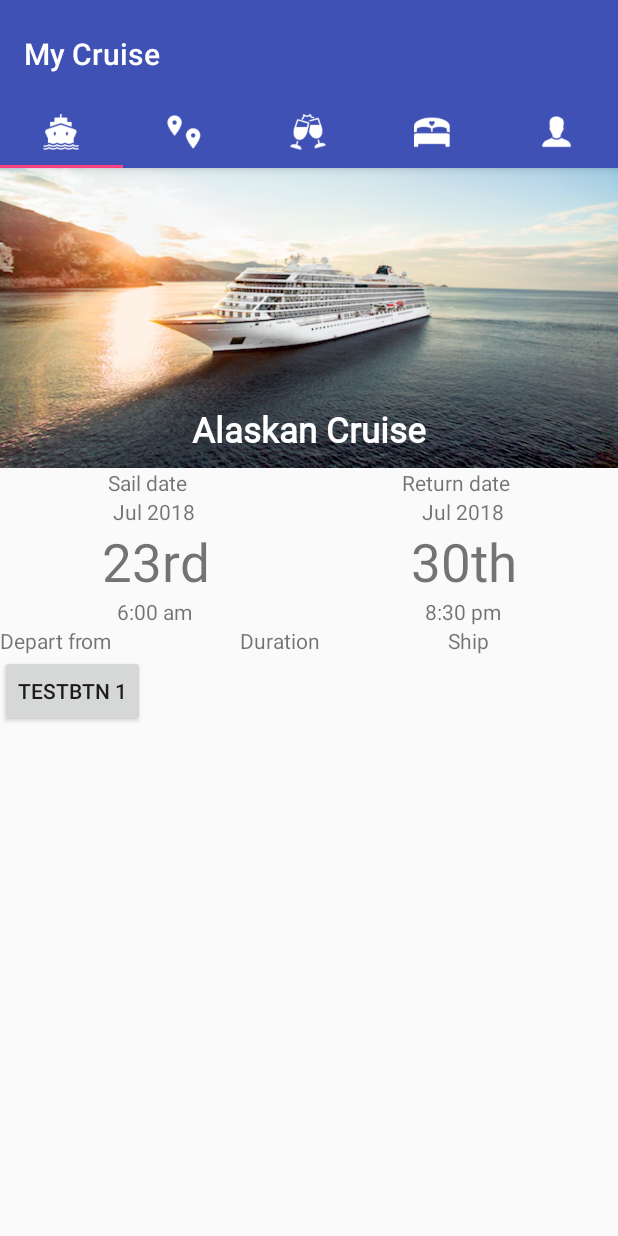
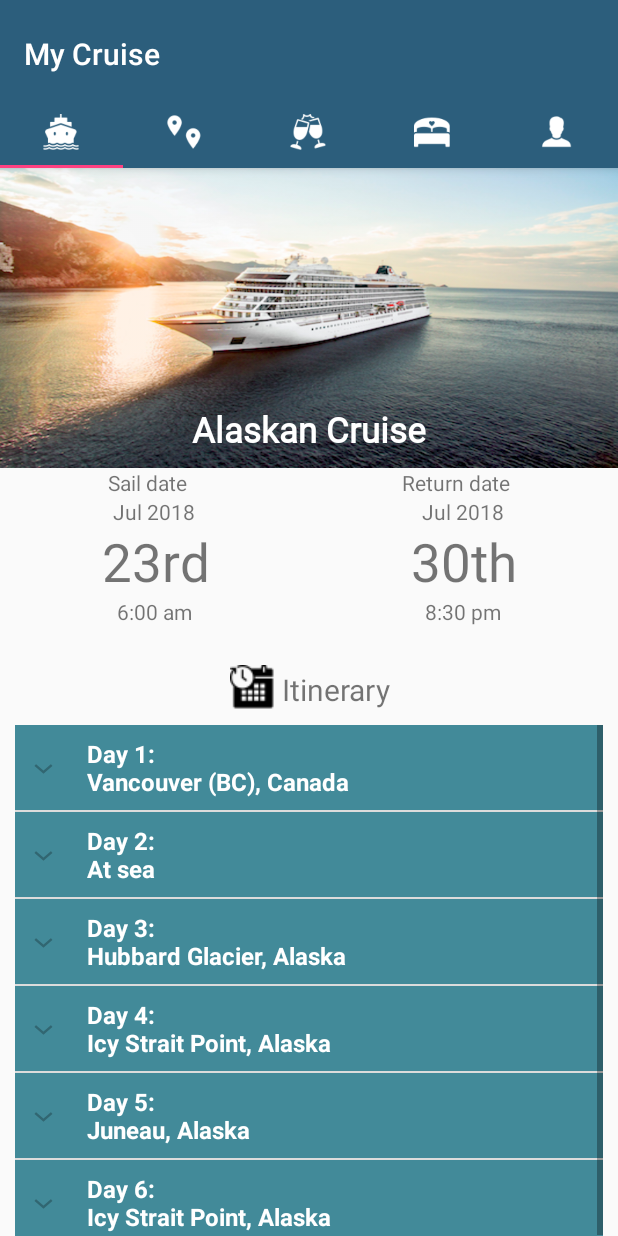
Before and after one commit to CaoPhiHung/douglas_mobile_dev, an Android app: the CruiseFragment screen opened directly, with no data from a screen before it, on a phone screen of 412 x 824 dp. Run offline under Robolectric (Android 15) with nearby library versions, the phone set to English and light mode, and no system bars; 3 statements that could not run were skipped.

Commit message:
Main page - Add itinerary

```diff
--- a/app/src/main/java/com/project/activities/CruiseFragment.java
+++ b/app/src/main/java/com/project/activities/CruiseFragment.java
@@ -3,11 +3,20 @@ package com.project.activities;
 import android.os.Bundle;
 import android.support.annotation.Nullable;
 import android.support.v4.app.Fragment;
+import android.text.Spannable;
+import android.text.SpannableString;
+import android.text.style.ImageSpan;
 import android.view.LayoutInflater;
 import android.view.View;
 import android.view.ViewGroup;
 import android.widget.Button;
+import android.widget.ExpandableListView;
+import android.widget.TextView;
 import android.widget.Toast;
+
+import java.util.ArrayList;
+import java.util.HashMap;
+import java.util.List;
 
 /**
  * Created by 300284134 on 6/25/2018.
@@ -16,21 +25,81 @@ import android.widget.Toast;
 public class CruiseFragment extends Fragment{
     private static final String TAG = "CruiseFragment";
 
-    private Button btnTEST;
+    private ExpandableListView listView;
+    private ExpandableListAdapter listAdapter;
+    private List<String> listDataHeader;
+    private HashMap<String,List<String>> listHash;
 
     @Nullable
     @Override
     public View onCreateView(LayoutInflater inflater, @Nullable ViewGroup container, @Nullable Bundle savedInstanceState) {
         View view = inflater.inflate(R.layout.fragment_cruise,container,false);
-        btnTEST = (Button) view.findViewById(R.id.btnTEST);
+        TextView title = view.findViewById(R.id.myItinerary);
 
-        btnTEST.setOnClickListener(new View.OnClickListener() {
-            @Override
-            public void onClick(View view) {
-                Toast.makeText(getActivity(), "TESTING BUTTON CLICK 1",Toast.LENGTH_SHORT).show();
-            }
-        });
+        Spannable label = new SpannableString("  Itinerary");
+        label.setSpan(new ImageSpan(view.getContext(), R.drawable.schedule,
+                ImageSpan.ALIGN_BOTTOM), 0, 1, Spannable.SPAN_EXCLUSIVE_EXCLUSIVE);
+        title.setText(label);
+
+//        title.setCompoundDrawablesWithIntrinsicBounds(R.drawable.schedule, 0, 0, 0);
+
+        listView = (ExpandableListView)view.findViewById(R.id.lvExp);
+        initData();
+        listAdapter = new ExpandableListAdapter(view.getContext(),listDataHeader,listHash);
+        listView.setAdapter(listAdapter);
 
         return view;
     }
+
+    private void initData() {
+        listDataHeader = new ArrayList<>();
+        listHash = new HashMap<>();
+
+        listDataHeader.add("Day 1:\nVancouver (BC), Canada");
+        listDataHeader.add("Day 2:\nAt sea");
+        listDataHeader.add("Day 3:\nHubbard Glacier, Alaska");
+        listDataHeader.add("Day 4:\nIcy Strait Point, Alaska");
+        listDataHeader.add("Day 5:\nJuneau, Alaska");
+        listDataHeader.add("Day 6:\nIcy Strait Point, Alaska");
+        listDataHeader.add("Day 7:\nAt sea");
+        listDataHeader.add("Day 8:\nVancouver (BC), Canada");
+
+        List<String> day1 = new ArrayList<>();
+        day1.add("Guest Onboard 4:00pm");
+
+        List<String> day2 = new ArrayList<>();
+
+
+        List<String> day3 = new ArrayList<>();
+        day3.add("Guest Ashore 7:00am");
+        day3.add("Guest Onboard 8:15pm");
+
+
+        List<String> day4 = new ArrayList<>();
+        day4.add("Guest Ashore 7:15am");
+        day4.add("Guest Onboard 8:00pm");
+
+        List<String> day5 = new ArrayList<>();
+        day5.add("Guest Ashore 6:45am");
+        day5.add("Guest Onboard 4:45pm");
+
+        List<String> day6 = new ArrayList<>();
+        day6.add("Guest Ashore 11:15am");
+        day6.add("Guest Onboard 7:45pm");
+
+        List<String> day7 = new ArrayList<>();
+
+        List<String> day8 = new ArrayList<>();
+        day8.add("Guest Ashore 8:00am");
+
+
+        listHash.put(listDataHeader.get(0),day1);
+        listHash.put(listDataHeader.get(1),day2);
+        listHash.put(listDataHeader.get(2),day3);
+        listHash.put(listDataHeader.get(3),day4);
+        listHash.put(listDataHeader.get(4),day5);
+        listHash.put(listDataHeader.get(5),day6);
+        listHash.put(listDataHeader.get(6),day7);
+        listHash.put(listDataHeader.get(7),day8);
+    }
 }
--- /dev/null
+++ b/app/src/main/java/com/project/activities/ExpandableListAdapter.java
@@ -0,0 +1,92 @@
+package com.project.activities;
+
+import android.content.Context;
+import android.graphics.Typeface;
+import android.view.LayoutInflater;
+import android.view.View;
+import android.view.ViewGroup;
+import android.widget.BaseExpandableListAdapter;
+import android.widget.TextView;
+
+import java.util.HashMap;
+import java.util.List;
+
+public class ExpandableListAdapter extends BaseExpandableListAdapter {
+    private Context context;
+    private List<String> listDataHeader;
+    private HashMap<String,List<String>> listHashMap;
+
+    public ExpandableListAdapter(Context context, List<String> listDataHeader, HashMap<String, List<String>> listHashMap) {
+        this.context = context;
+        this.listDataHeader = listDataHeader;
+        this.listHashMap = listHashMap;
+    }
+
+    @Override
+    public int getGroupCount() {
+        return listDataHeader.size();
+    }
+
+    @Override
+    public int getChildrenCount(int i) {
+        return listHashMap.get(listDataHeader.get(i)).size();
+    }
+
+    @Override
+    public Object getGroup(int i) {
+        return listDataHeader.get(i);
+    }
+
+    @Override
+    public Object getChild(int i, int i1) {
+        return listHashMap.get(listDataHeader.get(i)).get(i1); // i = Group Item , i1 = ChildItem
+    }
+
+    @Override
+    public long getGroupId(int i) {
+        return i;
+    }
+
+    @Override
+    public long getChildId(int i, int i1) {
+        return i1;
+    }
+
+    @Override
+    public boolean hasStableIds() {
+        return false;
+    }
+
+    @Override
+    public View getGroupView(int i, boolean b, View view, ViewGroup viewGroup) {
+        String headerTitle = (String)getGroup(i);
+        if(view == null)
+        {
+            LayoutInflater inflater = (LayoutInflater)this.context.getSystemService(Context.LAYOUT_INFLATER_SERVICE);
+            view = inflater.inflate(R.layout.list_initerary,null);
+        }
+        TextView lblListHeader = (TextView)view.findViewById(R.id.lblListHeader);
+        lblListHeader.setTypeface(null, Typeface.BOLD);
+        lblListHeader.setText(headerTitle);
+        return view;
+    }
+
+    @Override
+    public View getChildView(int i, int i1, boolean b, View view, ViewGroup viewGroup) {
+        final String childText = (String)getChild(i,i1);
+        if(view == null)
+        {
+            LayoutInflater inflater = (LayoutInflater)this.context.getSystemService(Context.LAYOUT_INFLATER_SERVICE);
+            view = inflater.inflate(R.layout.list_initerary_item,null);
+        }
+
+        TextView txtListChild = (TextView)view.findViewById(R.id.lblListItem);
+        txtListChild.setText(childText);
+        return view;
+    }
+
+    @Override
+    public boolean isChildSelectable(int i, int i1) {
+        return true;
+    }
+}
--- a/app/src/main/java/com/project/activities/ListActivityAdapter.java
+++ b/app/src/main/java/com/project/activities/ListActivityAdapter.java
@@ -63,9 +63,9 @@ public class ListActivityAdapter extends ArrayAdapter {
                         actBooking.user_id = currentUser.id;
                         actBooking.booking_date = new Date().getTime();
                         long id = actBooking.save();
-                        Toast.makeText(rowView.getContext(), "Success", Toast.LENGTH_LONG).show();
+                        Toast.makeText(rowView.getContext(), "Booking success", Toast.LENGTH_LONG).show();
                     } catch (Exception ex){
-                        Toast.makeText(rowView.getContext(), "Failed!!!", Toast.LENGTH_LONG).show();
+                        Toast.makeText(rowView.getContext(), "Book fail!!!", Toast.LENGTH_LONG).show();
                     }
                 }
                 else Toast.makeText(rowView.getContext(), "Activity is full", Toast.LENGTH_LONG).show();
--- a/app/src/main/res/drawable-v24/button_login.xml
+++ b/app/src/main/res/drawable-v24/button_login.xml
@@ -5,7 +5,7 @@
             <solid android:color="#31698a"/>
             <!--<stroke android:color="#8A2BE2" android:width="2dp" />-->
             <!--corners allow us to make the rounded corners button-->
-            <corners android:radius="15dp" />
+            <corners android:radius="25dp" />
         </shape>
     </item>
 </selector>
--- a/app/src/main/res/layout/fragment_cruise.xml
+++ b/app/src/main/res/layout/fragment_cruise.xml
@@ -112,40 +112,24 @@
 
     </LinearLayout>
 
-    <LinearLayout
+    <TextView
+        android:id="@+id/myItinerary"
         android:layout_width="match_parent"
         android:layout_height="wrap_content"
-        android:orientation="horizontal">
+        android:layout_marginTop="20dp"
+        android:text="Itinerary"
+        android:textAlignment="center"
+        android:textSize="20sp" />
 
-        <TextView
-            android:id="@+id/textView"
-            android:layout_width="wrap_content"
-            android:layout_height="wrap_content"
-            android:layout_weight="1"
-            android:text="Depart from" />
+    <ExpandableListView
+        android:id="@+id/lvExp"
+        android:layout_width="match_parent"
+        android:layout_height="match_parent"
+        android:layout_marginLeft="10dp"
+        android:layout_marginRight="10dp"
+        android:layout_marginTop="10dp">
 
-        <TextView
-            android:id="@+id/textView2"
-            android:layout_width="wrap_content"
-            android:layout_height="wrap_content"
-            android:layout_weight="1"
-            android:text="Duration" />
+    </ExpandableListView>
 
-        <TextView
-            android:id="@+id/textView7"
-            android:layout_width="wrap_content"
-            android:layout_height="wrap_content"
-            android:layout_weight="1"
-            android:text="Ship" />
-
-    </LinearLayout>
-
-    <Button
-        android:id="@+id/btnTEST"
-        android:layout_width="wrap_content"
-        android:layout_height="wrap_content"
-        android:layout_centerHorizontal="true"
-        android:layout_centerInParent="false"
-        android:text="TESTBTN 1" />
 
 </LinearLayout>
--- /dev/null
+++ b/app/src/main/res/layout/list_initerary.xml
@@ -0,0 +1,16 @@
+<?xml version="1.0" encoding="utf-8"?>
+<LinearLayout xmlns:android="http://schemas.android.com/apk/res/android"
+    android:layout_width="match_parent"
+    android:layout_height="wrap_content"
+    android:background="#428a99"
+    android:orientation="vertical"
+    android:padding="8dp">
+
+    <TextView
+        android:id="@+id/lblListHeader"
+        android:layout_width="match_parent"
+        android:layout_height="wrap_content"
+        android:paddingLeft="?android:attr/expandableListPreferredItemPaddingLeft"
+        android:textColor="@android:color/white"
+        android:textSize="16dp" />
+</LinearLayout>
--- /dev/null
+++ b/app/src/main/res/layout/list_initerary_item.xml
@@ -0,0 +1,15 @@
+<?xml version="1.0" encoding="utf-8"?>
+<LinearLayout
+    xmlns:android="http://schemas.android.com/apk/res/android" android:layout_width="match_parent"
+    android:layout_height="match_parent">
+
+    <TextView
+        android:id="@+id/lblListItem"
+        android:textSize="16dip"
+        android:paddingLeft="?android:attr/expandableListPreferredChildPaddingLeft"
+        android:paddingTop="5dp"
+        android:paddingBottom="5dp"
+        android:layout_width="match_parent"
+        android:layout_height="wrap_content" />
+
+</LinearLayout>
--- a/app/src/main/res/values/colors.xml
+++ b/app/src/main/res/values/colors.xml
@@ -1,8 +1,14 @@
 <?xml version="1.0" encoding="utf-8"?>
 <resources>
-    <color name="colorPrimary">#3f51b5</color>
-    <color name="colorPrimaryDark">#303F9F</color>
+    <!--<color name="colorPrimary">#3f51b5</color>-->
+    <!--<color name="colorPrimaryDark">#303F9F</color>-->
+
+    <color name="colorPrimary">#2c5e7c</color>
+    <color name="colorIniterary">#607D8B</color>
+    <color name="myPrimaryDark">#37474F</color>
+    <color name="colorPrimaryDark">#224960</color>
     <color name="colorAccent">#FF4081</color>
+
     <color name="colorBackground1">#ac3f51b5</color>
     <color name="colorBackground2">#a144a43f</color>
     <color name="colorBackground3">#add3ba2b</color>
```
Also changed, not shown: app/src/main/res/drawable-v24/schedule.png (added).
